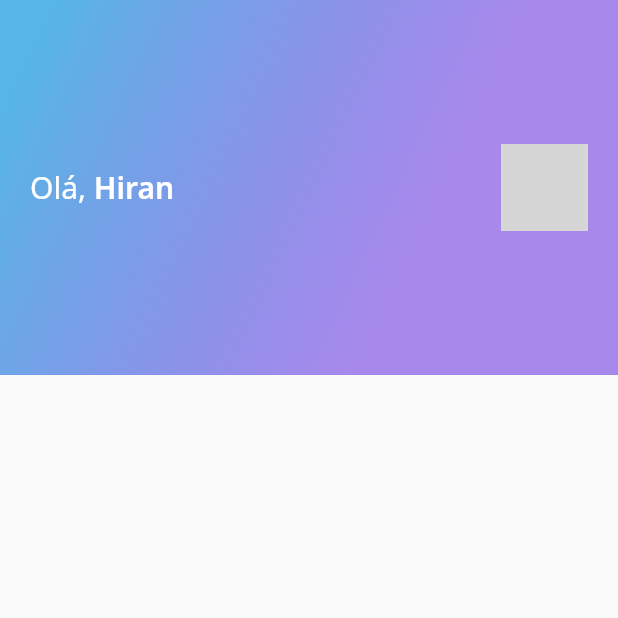
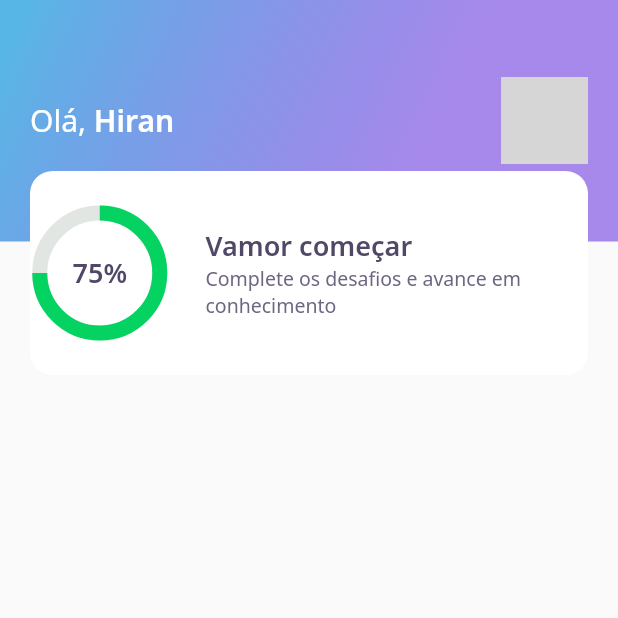
Before and after one commit to hbarbosa02/NLW-05-Trilha_Flutter, a Flutter app: the screen it shows after launch, on a phone screen of 412 x 824 dp, the top half of it. Run offline on Flutter 3.47's test engine with Material 2 defaults, Android fonts, the phone set to English and light mode, and no system bars; our stand-ins replace google_fonts; network calls fail; grey boxes are pictures that could not be loaded.

Commit message:
finalizando a app bar

```diff
--- a/devquiz/lib/home/widgets/appbar/app_bar_widget.dart
+++ b/devquiz/lib/home/widgets/appbar/app_bar_widget.dart
@@ -1,5 +1,6 @@
 import 'package:DevQuiz/core/app_gradients.dart';
 import 'package:DevQuiz/core/app_text_styles.dart';
+import 'package:DevQuiz/home/widgets/score_card/score_card_widget.dart';
 import 'package:flutter/cupertino.dart';
 
 class AppBarWidget extends PreferredSize {
@@ -8,9 +9,13 @@ class AppBarWidget extends PreferredSize {
           preferredSize: Size.fromHeight(250),
           child: Container(
             height: 250,
+            child: Stack(
+              children: [
+                Container(
+                  height: 161,
+                  width: double.maxFinite,
+                  padding: const EdgeInsets.symmetric(horizontal: 20),
                   decoration: BoxDecoration(gradient: AppGradients.linear),
-            child: Padding(
-              padding: const EdgeInsets.symmetric(horizontal: 20),
                   child: Row(
                     mainAxisAlignment: MainAxisAlignment.spaceBetween,
                     children: [
@@ -40,6 +45,12 @@ class AppBarWidget extends PreferredSize {
                     ],
                   ),
                 ),
+                Align(
+                  alignment: Alignment(0.0, 1.0),
+                  child: ScoreCardWidget(),
+                )
+              ],
+            ),
           ),
         );
 }
--- /dev/null
+++ b/devquiz/lib/home/widgets/chart/chart_widget.dart
@@ -0,0 +1,38 @@
+import 'package:DevQuiz/core/app_colors.dart';
+import 'package:DevQuiz/core/app_text_styles.dart';
+import 'package:flutter/material.dart';
+
+class ChartWidget extends StatelessWidget {
+  const ChartWidget({Key? key}) : super(key: key);
+
+  @override
+  Widget build(BuildContext context) {
+    return Container(
+      height: 80,
+      width: 80,
+      child: Stack(
+        children: [
+          Center(
+            child: Container(
+              height: 80,
+              width: 80,
+              child: CircularProgressIndicator(
+                strokeWidth: 10,
+                value: 0.75,
+                backgroundColor: AppColors.chartSecondary,
+                valueColor:
+                    AlwaysStoppedAnimation<Color>(AppColors.chartPrimary),
+              ),
+            ),
+          ),
+          Center(
+            child: Text(
+              "75%",
+              style: AppTextStyles.heading,
+            ),
+          )
+        ],
+      ),
+    );
+  }
+}
--- /dev/null
+++ b/devquiz/lib/home/widgets/score_card/score_card_widget.dart
@@ -0,0 +1,48 @@
+import 'package:DevQuiz/home/widgets/chart/chart_widget.dart';
+import 'package:DevQuiz/core/app_colors.dart';
+import 'package:DevQuiz/core/app_text_styles.dart';
+import 'package:flutter/material.dart';
+
+class ScoreCardWidget extends StatelessWidget {
+  const ScoreCardWidget({Key? key}) : super(key: key);
+
+  @override
+  Widget build(BuildContext context) {
+    return Padding(
+      padding: const EdgeInsets.only(left: 20, right: 20),
+      child: Container(
+        height: 136,
+        decoration: BoxDecoration(
+          color: AppColors.white,
+          borderRadius: BorderRadius.circular(15),
+        ),
+        child: Row(
+          crossAxisAlignment: CrossAxisAlignment.center,
+          children: [
+            Expanded(
+              flex: 1,
+              child: ChartWidget(),
+            ),
+            Expanded(
+              flex: 3,
+              child: Padding(
+                padding: const EdgeInsets.only(left: 24),
+                child: Column(
+                  mainAxisAlignment: MainAxisAlignment.center,
+                  crossAxisAlignment: CrossAxisAlignment.start,
+                  children: [
+                    Text("Vamor começar", style: AppTextStyles.heading),
+                    Text(
+                      "Complete os desafios e avance em conhecimento",
+                      style: AppTextStyles.body,
+                    ),
+                  ],
+                ),
+              ),
+            )
+          ],
+        ),
+      ),
+    );
+  }
+}
```
Lines whose indentation alone changed are shown as unchanged.
